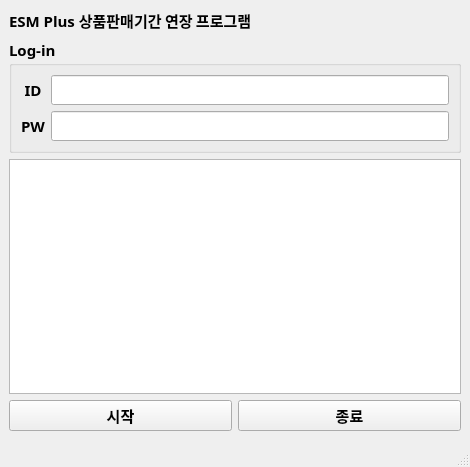
Before: the Qt Designer form ESMPlusExtension/driver/main_ui.ui in TomLee9903/TomLee9903, drawn with Qt 5.
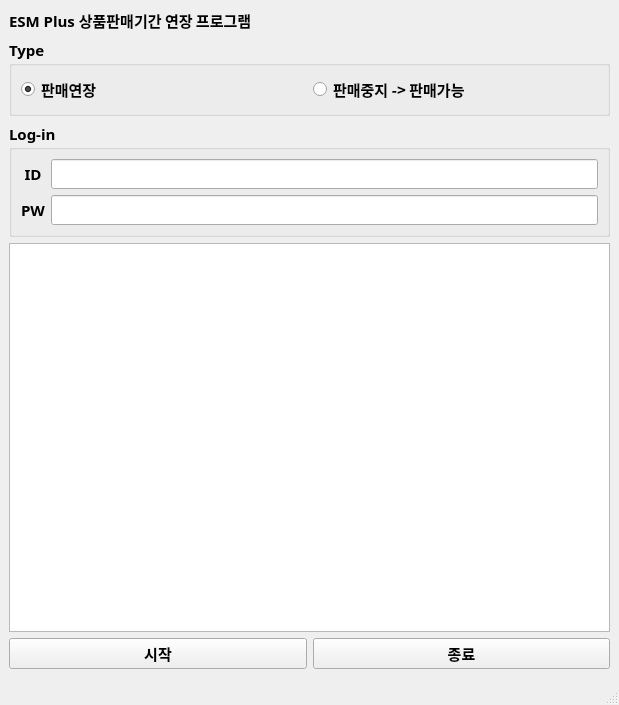
After: the same form once the commit is applied.

Commit message: [ESMPlusExtension] ESM plus 판매기간연장 코드 추가

Diff of the .ui file:
```diff
--- a/ESMPlusExtension/driver/main_ui.ui
+++ b/ESMPlusExtension/driver/main_ui.ui
@@ -6,8 +6,8 @@
    <rect>
     <x>0</x>
     <y>0</y>
-    <width>470</width>
-    <height>467</height>
+    <width>619</width>
+    <height>705</height>
    </rect>
   </property>
   <property name="font">
@@ -28,54 +28,41 @@
    <number>-2</number>
   </property>
   <widget class="QWidget" name="centralwidget">
-   <layout class="QGridLayout" name="gridLayout_3">
-    <item row="3" column="0">
-     <layout class="QGridLayout" name="gridLayout_2">
-      <item row="1" column="1">
-       <widget class="QPushButton" name="exit_btn">
-        <property name="font">
-         <font>
-          <family>맑은 고딕</family>
-          <pointsize>11</pointsize>
-          <weight>75</weight>
-          <bold>true</bold>
-         </font>
-        </property>
-        <property name="text">
-         <string>종료</string>
-        </property>
-       </widget>
-      </item>
-      <item row="1" column="0">
-       <widget class="QPushButton" name="run_btn">
-        <property name="font">
-         <font>
-          <family>맑은 고딕</family>
-          <pointsize>11</pointsize>
-          <weight>75</weight>
-          <bold>true</bold>
-         </font>
-        </property>
-        <property name="text">
-         <string>시작</string>
-        </property>
-       </widget>
-      </item>
-      <item row="0" column="0" colspan="2">
-       <widget class="QTextBrowser" name="textBrowser">
-        <property name="font">
-         <font>
-          <family>맑은 고딕</family>
-          <pointsize>11</pointsize>
-          <weight>75</weight>
-          <bold>true</bold>
-         </font>
-        </property>
-       </widget>
-      </item>
-     </layout>
+   <layout class="QGridLayout" name="gridLayout_4">
+    <item row="0" column="0">
+     <widget class="QLabel" name="label">
+      <property name="text">
+       <string>ESM Plus 상품판매기간 연장 프로그램</string>
+      </property>
+     </widget>
     </item>
     <item row="1" column="0">
+     <widget class="QGroupBox" name="groupBox_2">
+      <property name="title">
+       <string>Type</string>
+      </property>
+      <layout class="QGridLayout" name="gridLayout_3">
+       <item row="1" column="1">
+        <widget class="QRadioButton" name="extend_sale_btn">
+         <property name="text">
+          <string>판매연장</string>
+         </property>
+         <property name="checked">
+          <bool>true</bool>
+         </property>
+        </widget>
+       </item>
+       <item row="1" column="2">
+        <widget class="QRadioButton" name="enable_sale_btn">
+         <property name="text">
+          <string>판매중지 -&gt; 판매가능</string>
+         </property>
+        </widget>
+       </item>
+      </layout>
+     </widget>
+    </item>
+    <item row="2" column="0">
      <widget class="QGroupBox" name="groupBox">
       <property name="title">
        <string>Log-in</string>
@@ -114,12 +101,51 @@
       </layout>
      </widget>
     </item>
-    <item row="0" column="0">
-     <widget class="QLabel" name="label">
-      <property name="text">
-       <string>ESM Plus 상품판매기간 연장 프로그램</string>
-      </property>
-     </widget>
+    <item row="3" column="0">
+     <layout class="QGridLayout" name="gridLayout_2">
+      <item row="1" column="1">
+       <widget class="QPushButton" name="exit_btn">
+        <property name="font">
+         <font>
+          <family>맑은 고딕</family>
+          <pointsize>11</pointsize>
+          <weight>75</weight>
+          <bold>true</bold>
+         </font>
+        </property>
+        <property name="text">
+         <string>종료</string>
+        </property>
+       </widget>
+      </item>
+      <item row="1" column="0">
+       <widget class="QPushButton" name="run_btn">
+        <property name="font">
+         <font>
+          <family>맑은 고딕</family>
+          <pointsize>11</pointsize>
+          <weight>75</weight>
+          <bold>true</bold>
+         </font>
+        </property>
+        <property name="text">
+         <string>시작</string>
+        </property>
+       </widget>
+      </item>
+      <item row="0" column="0" colspan="2">
+       <widget class="QTextBrowser" name="textBrowser">
+        <property name="font">
+         <font>
+          <family>맑은 고딕</family>
+          <pointsize>11</pointsize>
+          <weight>75</weight>
+          <bold>true</bold>
+         </font>
+        </property>
+       </widget>
+      </item>
+     </layout>
     </item>
    </layout>
   </widget>
```
Left out of the diff: 2 changed lines with no effect on the pictures. The commit also changes 14 other files.
